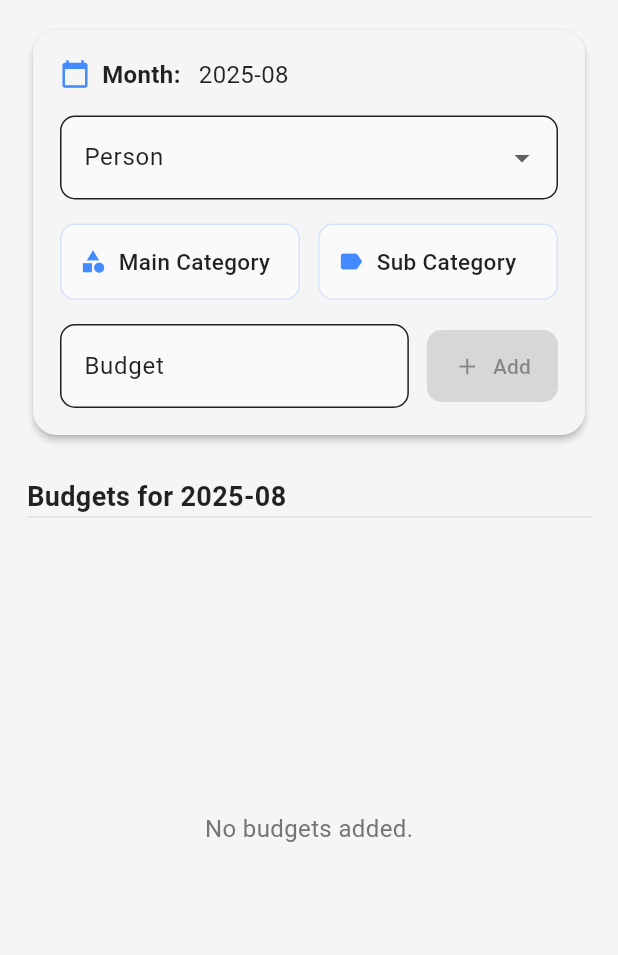
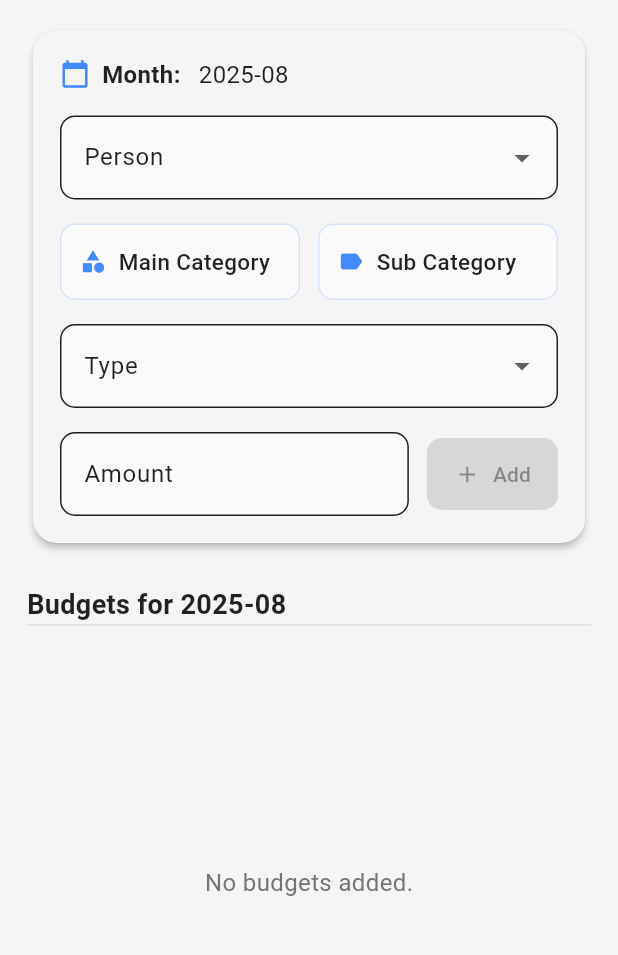
Before and after one commit to DanushkaDissanayaka/expence_tracker, a Flutter app: the BudgetPlanScreen screen opened directly, on a phone screen of 412 x 824 dp, the part 84-1039 px from its top. Run offline on Flutter 3.47's test engine with Material 3 defaults, Android fonts, the phone set to English and light mode, and no system bars; our stand-ins replace bloc, cloud_firestore, equatable, firebase_core, fl_chart, flutter_bloc and 2 more; accounts and stored records are empty.

Commit message:
added person and expenses type

```diff
--- a/lib/data/data.dart
+++ b/lib/data/data.dart
@@ -1,3 +1,4 @@
+import 'package:expenses_repository/expense_repository.dart';
 import 'package:flutter/material.dart';
 import 'package:font_awesome_flutter/font_awesome_flutter.dart';
 
@@ -38,3 +39,36 @@ List<Map<String, dynamic>> transactionData = [
     'date':'Yesterday'
   }
 ];
+
+List<Person> persons =[
+  Person(
+    personId: '1',
+    name: 'Sam',
+    icon: const Icon(FontAwesomeIcons.personDress),
+    color:Colors.pink
+  ),
+  Person(
+    personId: '2',
+    name: 'Shawn',
+    icon: const Icon(FontAwesomeIcons.person),
+    color:Colors.blue
+  )
+];
+
+List<BudgetType> budgetTypeOption =[
+  BudgetType(
+    name: 'Saving',
+    icon: const Icon(FontAwesomeIcons.piggyBank),
+    color: Colors.green
+  ),
+  BudgetType(
+    name: 'Income',
+    icon: const Icon(FontAwesomeIcons.wallet),
+    color: Colors.blue
+  ),
+  BudgetType(
+    name: 'Expenses',
+    icon: const Icon(FontAwesomeIcons.dollarSign),
+    color: Colors.red
+  )
+];
--- a/lib/screens/budget_plan/budget_plan_screen.dart
+++ b/lib/screens/budget_plan/budget_plan_screen.dart
@@ -1,3 +1,5 @@
+import 'package:expense_tracker/data/data.dart';
+import 'package:expenses_repository/expense_repository.dart';
 import 'package:flutter/material.dart';
 import 'widgets/budget_input_card.dart';
 import 'widgets/budget_list.dart';
@@ -29,7 +31,9 @@ class _BudgetPlanScreenState extends State<BudgetPlanScreen> {
   DateTime selectedMonth = DateTime(DateTime.now().year, DateTime.now().month);
   String budgetInput = '';
   String personInput = '';
-  final List<String> personOptions = ['Shawn', 'Sam'];
+  String selectedType = '';
+  final List<Person> personOptions = persons;
+  final List<BudgetType> typeOptions = budgetTypeOption;
   final TextEditingController budgetController = TextEditingController();
   final List<Map<String, dynamic>> budgetList = [];
   bool showMainCategoryPanel = false;
@@ -99,6 +103,9 @@ class _BudgetPlanScreenState extends State<BudgetPlanScreen> {
                   budgetInput: budgetInput,
                   budgetController: budgetController,
                   onBudgetChanged: (v) => setState(() => budgetInput = v),
+                  selectedType: selectedType,
+                  budgetTypeOptions: typeOptions,
+                  onTypeChanged: (v) => setState(() => selectedType = v ?? ''),
                   onAdd: () {
                     setState(() {
                       budgetList.add({
@@ -106,11 +113,13 @@ class _BudgetPlanScreenState extends State<BudgetPlanScreen> {
                         'subCategory': selectedSubCategory,
                         'budget': budgetInput,
                         'person': personInput,
+                        'type': selectedType,
                       });
                       selectedMainCategory = '';
                       selectedSubCategory = '';
                       budgetInput = '';
                       personInput = '';
+                      selectedType = '';
                       budgetController.clear();
                     });
                   },
@@ -118,7 +127,8 @@ class _BudgetPlanScreenState extends State<BudgetPlanScreen> {
                       selectedMainCategory.isNotEmpty &&
                       selectedSubCategory.isNotEmpty &&
                       budgetInput.isNotEmpty &&
-                      personInput.isNotEmpty,
+                      personInput.isNotEmpty &&
+                      selectedType.isNotEmpty,
                 ),
                 const SizedBox(height: 24),
                 Text(
--- a/lib/screens/budget_plan/widgets/budget_input_card.dart
+++ b/lib/screens/budget_plan/widgets/budget_input_card.dart
@@ -1,9 +1,10 @@
+import 'package:expenses_repository/expense_repository.dart';
 import 'package:flutter/material.dart';
 
 class BudgetInputCard extends StatelessWidget {
   final String formattedMonth;
   final String personInput;
-  final List<String> personOptions;
+  final List<Person> personOptions;
   final Function(String?) onPersonChanged;
   final String selectedMainCategory;
   final String selectedSubCategory;
@@ -12,6 +13,9 @@ class BudgetInputCard extends StatelessWidget {
   final String budgetInput;
   final TextEditingController budgetController;
   final Function(String) onBudgetChanged;
+  final String selectedType;
+  final Function(String?) onTypeChanged;
+  final List<BudgetType> budgetTypeOptions;
   final VoidCallback onAdd;
   final bool canAdd;
 
@@ -25,9 +29,12 @@ class BudgetInputCard extends StatelessWidget {
     required this.selectedSubCategory,
     required this.onMainCategoryTap,
     required this.onSubCategoryTap,
-  required this.budgetInput,
-  required this.budgetController,
-  required this.onBudgetChanged,
+    required this.budgetInput,
+    required this.budgetController,
+    required this.onBudgetChanged,
+    required this.selectedType,
+    required this.onTypeChanged,
+    required this.budgetTypeOptions,
     required this.onAdd,
     required this.canAdd,
   });
@@ -62,8 +69,14 @@ class BudgetInputCard extends StatelessWidget {
               value: personInput.isEmpty ? null : personInput,
               items: personOptions
                   .map((p) => DropdownMenuItem(
-                        value: p,
-                        child: Text(p),
+                        value: p.personId,
+                        child: Row(
+                          children: [
+                          Icon(p.icon.icon, color: p.color, size: 16),
+                          const SizedBox(width: 8),
+                          Text(p.name),
+                          ],
+                        ),
                       ))
                   .toList(),
               onChanged: onPersonChanged,
@@ -121,13 +134,36 @@ class BudgetInputCard extends StatelessWidget {
               ],
             ),
             const SizedBox(height: 16),
+            DropdownButtonFormField<String>(
+              decoration: InputDecoration(
+                labelText: 'Type',
+                filled: true,
+                fillColor: Colors.grey[50],
+                border: OutlineInputBorder(borderRadius: BorderRadius.circular(10)),
+              ),
+              value: selectedType.isEmpty ? null : selectedType,
+              items: budgetTypeOptions
+                  .map((t) => DropdownMenuItem(
+                        value: t.name,
+                        child: Row(
+                          children: [
+                            Icon(t.icon.icon, color: t.color, size: 16),
+                            const SizedBox(width: 8),
+                            Text(t.name),
+                          ],
+                        ),
+                      ))
+                  .toList(),
+              onChanged: onTypeChanged,
+            ),
+            const SizedBox(height: 16),
             Row(
               children: [
                 Expanded(
                   child: TextField(
                     keyboardType: TextInputType.number,
                     decoration: InputDecoration(
-                      labelText: 'Budget',
+                      labelText: 'Amount',
                       filled: true,
                       fillColor: Colors.grey[50],
                       border: OutlineInputBorder(borderRadius: BorderRadius.circular(10)),
--- a/lib/screens/budget_plan/widgets/budget_list.dart
+++ b/lib/screens/budget_plan/widgets/budget_list.dart
@@ -1,3 +1,4 @@
+import 'package:expenses_repository/expense_repository.dart';
 import 'package:flutter/material.dart';
 
 class BudgetList extends StatelessWidget {
@@ -8,7 +9,7 @@ class BudgetList extends StatelessWidget {
   final String editingPerson;
   final Function(String) onEditingBudgetChanged;
   final Function(String?) onEditingPersonChanged;
-  final List<String> personOptions;
+  final List<Person> personOptions;
   final Function(int, String, String) onEditSave;
   final Function(int) onEditStart;
   final Function(int) onDelete;
@@ -91,9 +92,9 @@ class BudgetList extends StatelessWidget {
                       value: editingPerson.isEmpty ? null : editingPerson,
                       items: personOptions
                         .map((p) => DropdownMenuItem(
-                          value: p,
-                          child: Text(p),
-                          ))
+                          value: p.personId,
+                          child: Text(p.name),
+                        ))
                         .toList(),
                       onChanged: onEditingPersonChanged,
                                       ),
@@ -121,6 +122,8 @@ class BudgetList extends StatelessWidget {
                                     Text(item['subCategory'], style: const TextStyle(fontSize: 15, fontWeight: FontWeight.w600)),
                                     const SizedBox(height: 2),
                                     Text('Person: ${item['person']}', style: const TextStyle(fontSize: 13, color: Colors.grey)),
+                                    const SizedBox(height: 2),
+                                    Text('Type: ${item['type'] ?? 'N/A'}', style: const TextStyle(fontSize: 13, color: Colors.grey)),
                                   ],
                                 ),
                         ),
--- /dev/null
+++ b/packages/expense_repository/lib/src/models/budget_type.dart
@@ -0,0 +1,13 @@
+import 'package:flutter/material.dart';
+
+class BudgetType {
+  final String name;
+  final Icon icon;
+  final Color color;
+
+  BudgetType({
+    required this.name,
+    required this.icon,
+    required this.color,
+  });
+}
--- a/packages/expense_repository/lib/src/models/mode.dart
+++ b/packages/expense_repository/lib/src/models/mode.dart
@@ -1,3 +1,5 @@
 export 'category.dart';
 export 'expense.dart';
 export 'total_expense.dart';
+export 'budget_type.dart';
+export 'person.dart';
--- /dev/null
+++ b/packages/expense_repository/lib/src/models/person.dart
@@ -0,0 +1,15 @@
+import 'package:flutter/material.dart';
+
+class Person {
+  final String personId;
+  final String name;
+  final Icon icon;
+  final Color color;
+
+  Person({
+    required this.personId,
+    required this.name,
+    required this.icon,
+    required this.color,
+  });
+}
```
Also changed, not shown: lib/data/monthly_budget_plan.json (added, +174 -0 lines).
